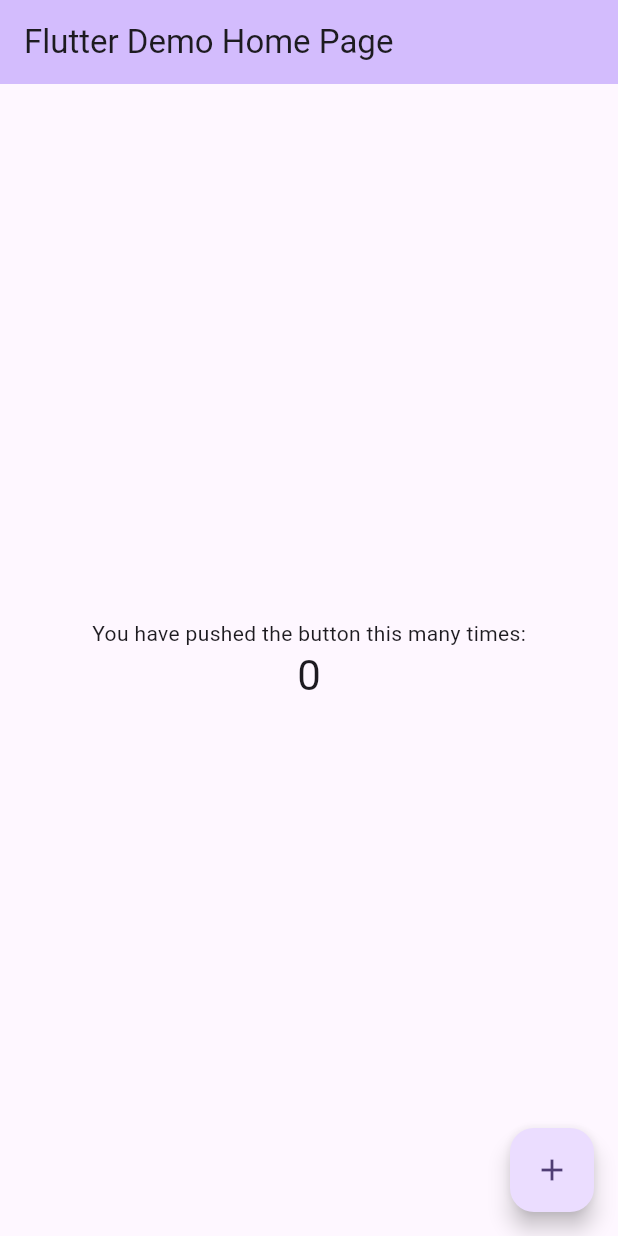
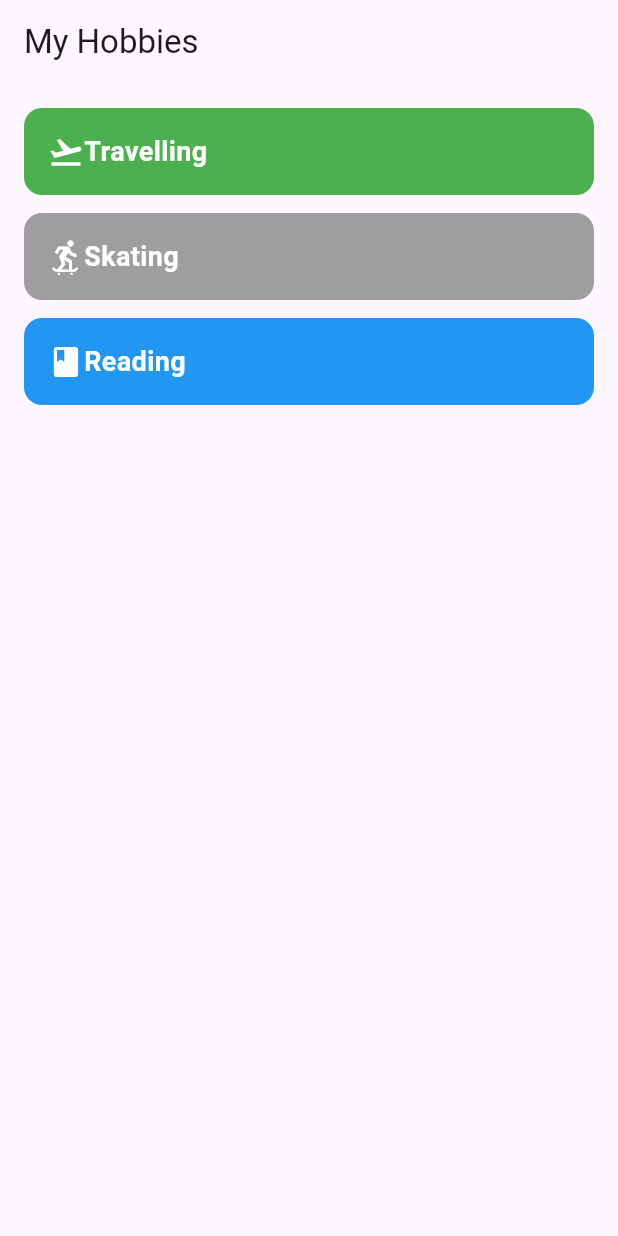
Before and after one commit to SoutPanhavon168/W5---PRACTICE---Stateless-widgets, a Flutter app: the screen it shows after launch, on a phone screen of 412 x 824 dp. Run offline on Flutter 3.47's test engine with Material 3 defaults, Android fonts, the phone set to English and light mode, and no system bars.

Commit message:
initial commit

```diff
--- a/ex1/lib/main.dart
+++ b/ex1/lib/main.dart
@@ -1,122 +1,84 @@
 import 'package:flutter/material.dart';
 
 void main() {
-  runApp(const MyApp());
+  runApp(MyApp());
 }
 
 class MyApp extends StatelessWidget {
-  const MyApp({super.key});
-
-  // This widget is the root of your application.
   @override
   Widget build(BuildContext context) {
     return MaterialApp(
-      title: 'Flutter Demo',
-      theme: ThemeData(
-        // This is the theme of your application.
-        //
-        // TRY THIS: Try running your application with "flutter run". You'll see
-        // the application has a purple toolbar. Then, without quitting the app,
-        // try changing the seedColor in the colorScheme below to Colors.green
-        // and then invoke "hot reload" (save your changes or press the "hot
-        // reload" button in a Flutter-supported IDE, or press "r" if you used
-        // the command line to start the app).
-        //
-        // Notice that the counter didn't reset back to zero; the application
-        // state is not lost during the reload. To reset the state, use hot
-        // restart instead.
-        //
-        // This works for code too, not just values: Most code changes can be
-        // tested with just a hot reload.
-        colorScheme: ColorScheme.fromSeed(seedColor: Colors.deepPurple),
+      home: Scaffold(
+        appBar: AppBar(title: Text('My Hobbies')),
+        body: HobbiesScreen(),
       ),
-      home: const MyHomePage(title: 'Flutter Demo Home Page'),
     );
   }
 }
 
-class MyHomePage extends StatefulWidget {
-  const MyHomePage({super.key, required this.title});
-
-  // This widget is the home page of your application. It is stateful, meaning
-  // that it has a State object (defined below) that contains fields that affect
-  // how it looks.
-
-  // This class is the configuration for the state. It holds the values (in this
-  // case the title) provided by the parent (in this case the App widget) and
-  // used by the build method of the State. Fields in a Widget subclass are
-  // always marked "final".
-
-  final String title;
-
+class HobbiesScreen extends StatelessWidget {
   @override
-  State<MyHomePage> createState() => _MyHomePageState();
+  Widget build(BuildContext context) {
+    return Padding(
+      padding: EdgeInsets.all(16.0),
+      child: Column(
+        crossAxisAlignment: CrossAxisAlignment.stretch,
+        children: [
+          HobbyCard(
+            hobbyTitle: 'Travelling',
+            hobbyIcon: Icons.flight_takeoff,
+            backgroundColor: Colors.green,
+          ),
+          SizedBox(height: 12),
+          HobbyCard(
+            hobbyTitle: 'Skating',
+            hobbyIcon: Icons.skateboarding,
+            backgroundColor: Colors.grey,
+          ),
+          SizedBox(height: 12),
+          HobbyCard(hobbyTitle: 'Reading', hobbyIcon: Icons.book),
+        ],
+      ),
+    );
+  }
 }
 
-class _MyHomePageState extends State<MyHomePage> {
-  int _counter = 0;
+class HobbyCard extends StatelessWidget {
+  String hobbyTitle;
+  IconData hobbyIcon;
+  Color backgroundColor;
 
-  void _incrementCounter() {
-    setState(() {
-      // This call to setState tells the Flutter framework that something has
-      // changed in this State, which causes it to rerun the build method below
-      // so that the display can reflect the updated values. If we changed
-      // _counter without calling setState(), then the build method would not be
-      // called again, and so nothing would appear to happen.
-      _counter++;
-    });
-  }
+  HobbyCard({
+    Key? key,
+    required this.hobbyTitle,
+    required this.hobbyIcon,
+    this.backgroundColor = Colors.blue,
+  }) : super(key: key);
 
   @override
   Widget build(BuildContext context) {
-    // This method is rerun every time setState is called, for instance as done
-    // by the _incrementCounter method above.
-    //
-    // The Flutter framework has been optimized to make rerunning build methods
-    // fast, so that you can just rebuild anything that needs updating rather
-    // than having to individually change instances of widgets.
-    return Scaffold(
-      appBar: AppBar(
-        // TRY THIS: Try changing the color here to a specific color (to
-        // Colors.amber, perhaps?) and trigger a hot reload to see the AppBar
-        // change color while the other colors stay the same.
-        backgroundColor: Theme.of(context).colorScheme.inversePrimary,
-        // Here we take the value from the MyHomePage object that was created by
-        // the App.build method, and use it to set our appbar title.
-        title: Text(widget.title),
+    return Container(
+      decoration: BoxDecoration(
+        color: backgroundColor,
+        borderRadius: BorderRadius.circular(12),
       ),
-      body: Center(
-        // Center is a layout widget. It takes a single child and positions it
-        // in the middle of the parent.
-        child: Column(
-          // Column is also a layout widget. It takes a list of children and
-          // arranges them vertically. By default, it sizes itself to fit its
-          // children horizontally, and tries to be as tall as its parent.
-          //
-          // Column has various properties to control how it sizes itself and
-          // how it positions its children. Here we use mainAxisAlignment to
-          // center the children vertically; the main axis here is the vertical
-          // axis because Columns are vertical (the cross axis would be
-          // horizontal).
-          //
-          // TRY THIS: Invoke "debug painting" (choose the "Toggle Debug Paint"
-          // action in the IDE, or press "p" in the console), to see the
-          // wireframe for each widget.
-          mainAxisAlignment: MainAxisAlignment.center,
-          children: <Widget>[
-            const Text('You have pushed the button this many times:'),
+      padding: EdgeInsets.all(16),
+
+      child: Center(
+        child: Row(
+          children: [
+            Icon(hobbyIcon, color: Colors.white, size: 24),
             Text(
-              '$_counter',
-              style: Theme.of(context).textTheme.headlineMedium,
+              hobbyTitle,
+              style: TextStyle(
+                color: Colors.white,
+                fontSize: 18,
+                fontWeight: FontWeight.bold,
+              ),
             ),
           ],
         ),
       ),
-      floatingActionButton: FloatingActionButton(
-        onPressed: _incrementCounter,
-        tooltip: 'Increment',
-        child: const Icon(Icons.add),
-      ), // This trailing comma makes auto-formatting nicer for build methods.
     );
   }
 }
```
